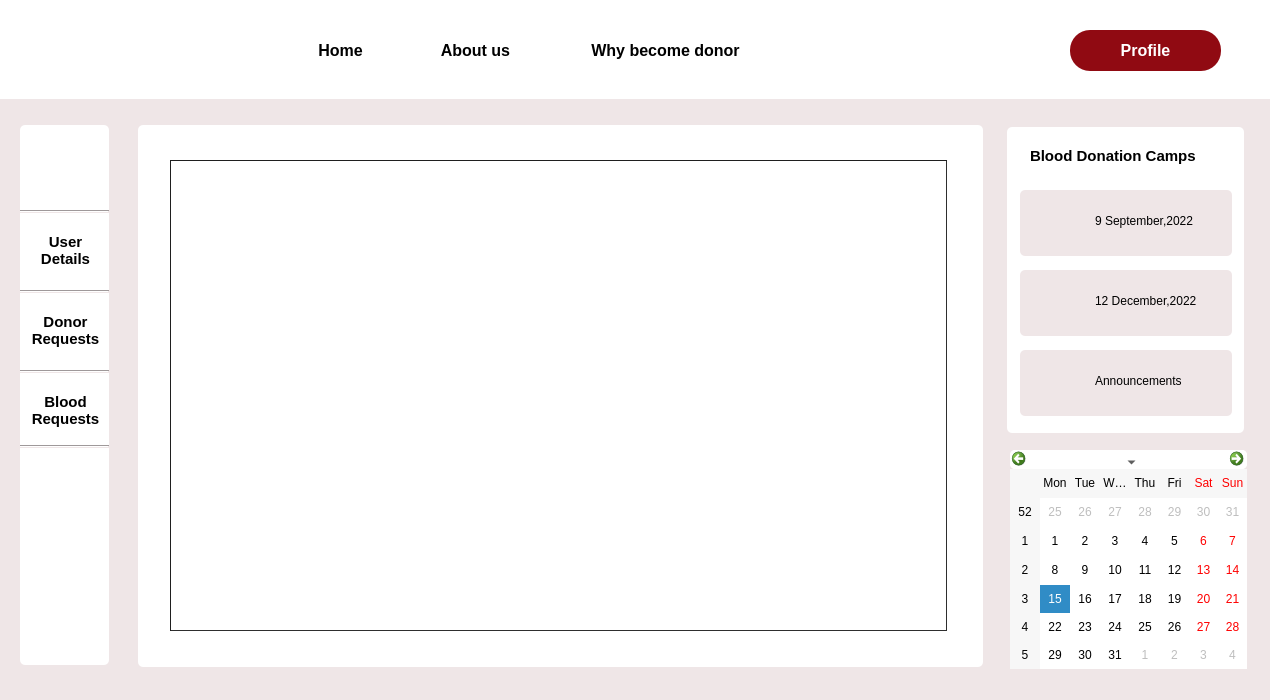
Old version of the form user_details.ui in the repository Rista10/Final.
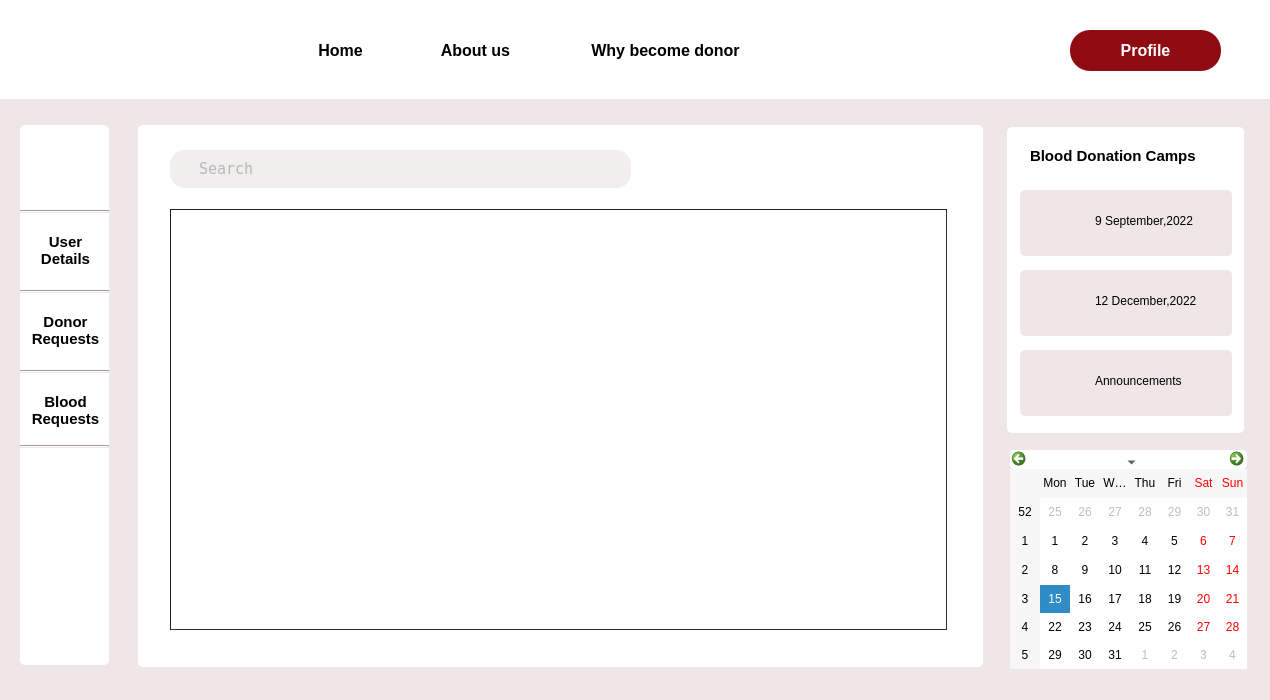
New version of the form. Icons and pictures are not drawn.

What changed in the file:
```diff
--- a/user_details.ui
+++ b/user_details.ui
@@ -625,9 +625,9 @@
    <property name="geometry">
     <rect>
      <x>170</x>
-     <y>160</y>
+     <y>209</y>
      <width>777</width>
-     <height>471</height>
+     <height>421</height>
     </rect>
    </property>
    <property name="styleSheet">
@@ -644,6 +644,37 @@
     <bool>false</bool>
    </attribute>
   </widget>
+  <widget class="QLineEdit" name="search">
+   <property name="geometry">
+    <rect>
+     <x>170</x>
+     <y>150</y>
+     <width>461</width>
+     <height>38</height>
+    </rect>
+   </property>
+   <property name="font">
+    <font>
+     <family>Andale Mono</family>
+     <pointsize>11</pointsize>
+    </font>
+   </property>
+   <property name="cursor">
+    <cursorShape>IBeamCursor</cursorShape>
+   </property>
+   <property name="styleSheet">
+    <string notr="true">background-color: #F1EEEE;;
+color:grey;
+border-radius:15px;
+font-family:Andale Mono;</string>
+   </property>
+   <property name="text">
+    <string/>
+   </property>
+   <property name="placeholderText">
+    <string>   Search</string>
+   </property>
+  </widget>
   <zorder>label_4</zorder>
   <zorder>label_2</zorder>
   <zorder>label</zorder>
@@ -673,6 +704,7 @@
   <zorder>label_29</zorder>
   <zorder>label_32</zorder>
   <zorder>tableView</zorder>
+  <zorder>search</zorder>
  </widget>
  <resources/>
  <connections/>
```
